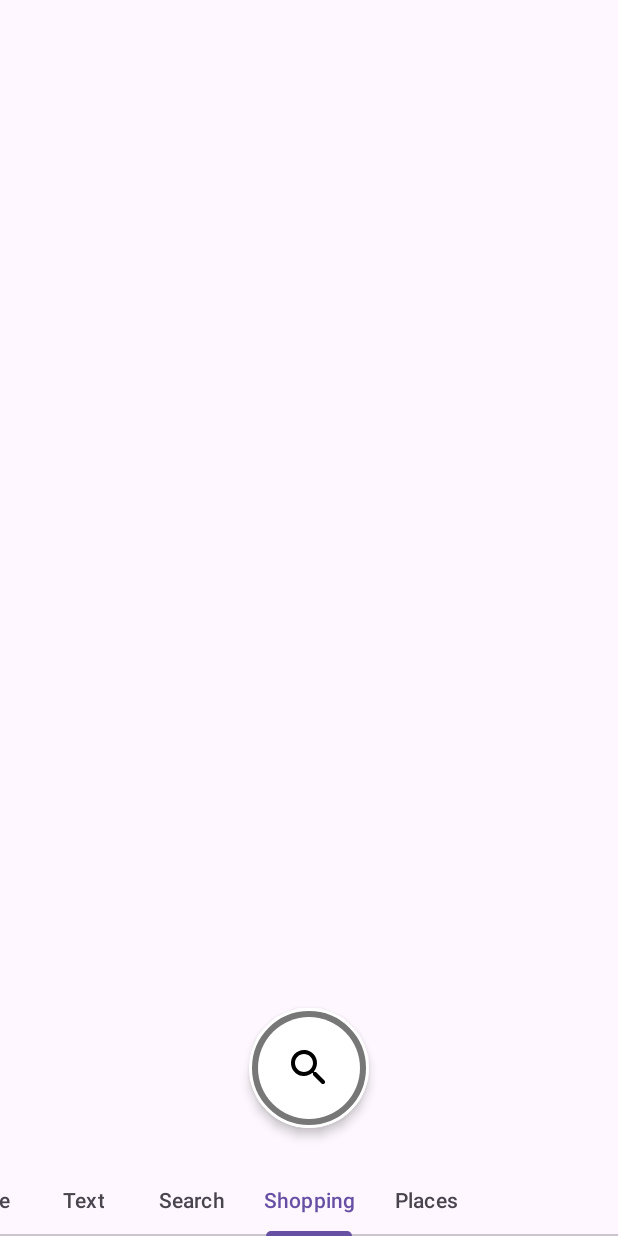
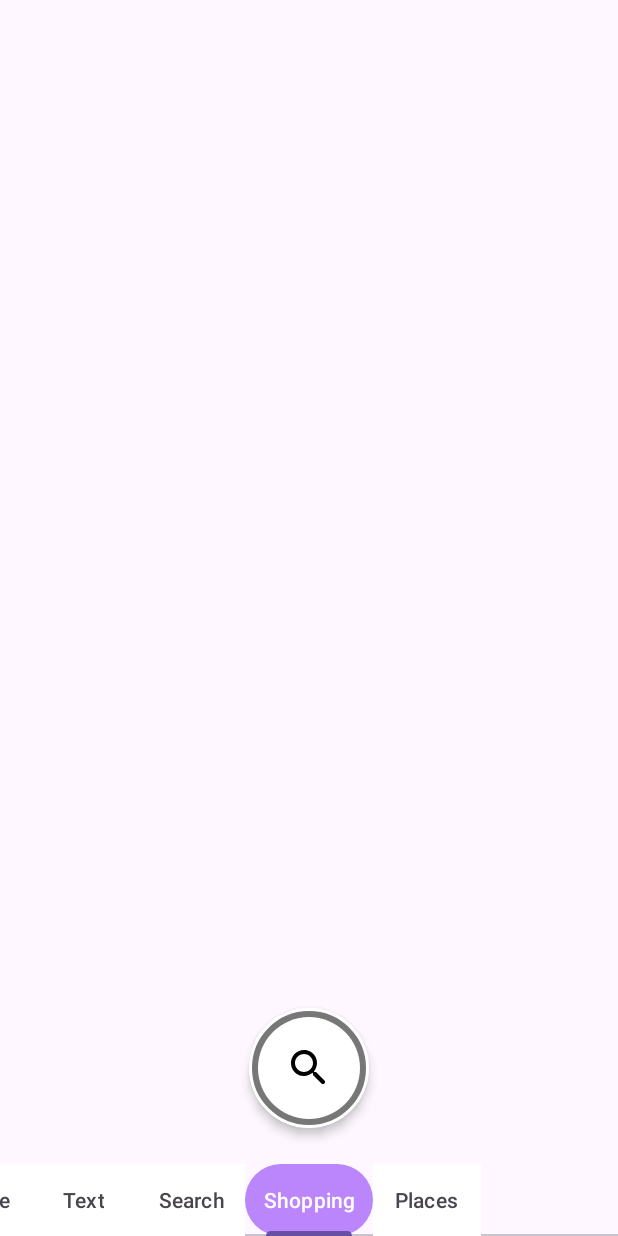
Before and after one commit to hemnathuprety/MyLens, an Android app: the screen it shows after launch (MainActivity), item 4 of the bottom bar chosen, on a phone screen of 412 x 824 dp. Run offline under Robolectric (Android 15) with nearby library versions, the phone set to English and light mode, and no system bars; libraries missing offline, so code that uses them is left out: androidx.camera.core, androidx.camera.lifecycle, com.google.mlkit.common, com.google.mlkit.vision; 4 statements that could not run were skipped.

Commit message:
splash screen setup

```diff
--- a/app/build.gradle.kts
+++ b/app/build.gradle.kts
@@ -77,6 +77,8 @@ dependencies {
     // Pose detection with accurate models
     implementation ("com.google.mlkit:pose-detection-accurate:18.0.0-beta3")
 
+    implementation("androidx.core:core-splashscreen:1.0.1")
+
 
     // Text features
     implementation ("com.google.mlkit:text-recognition:16.0.0")
--- /dev/null
+++ b/app/src/main/res/drawable/tab_bg_non_selected.xml
@@ -0,0 +1,5 @@
+<?xml version="1.0" encoding="utf-8"?>
+<shape xmlns:android="http://schemas.android.com/apk/res/android"
+    android:shape="rectangle">
+    <solid android:color="@color/white" />
+</shape>
--- /dev/null
+++ b/app/src/main/res/drawable/tab_bg_selected.xml
@@ -0,0 +1,6 @@
+<?xml version="1.0" encoding="utf-8"?>
+<shape xmlns:android="http://schemas.android.com/apk/res/android"
+    android:shape="rectangle">
+    <solid android:color="@color/purple_200" />
+    <corners android:radius="25dp" />
+</shape>
--- /dev/null
+++ b/app/src/main/res/drawable/tab_color_selector.xml
@@ -0,0 +1,5 @@
+<?xml version="1.0" encoding="utf-8"?>
+<selector xmlns:android="http://schemas.android.com/apk/res/android">
+    <item android:drawable="@drawable/tab_bg_selected" android:state_selected="true"/>
+    <item android:drawable="@drawable/tab_bg_non_selected"/>
+</selector>
--- a/app/src/main/res/layout/activity_vision_main.xml
+++ b/app/src/main/res/layout/activity_vision_main.xml
@@ -20,6 +20,8 @@
         android:id="@+id/tabs"
         android:layout_width="match_parent"
         android:layout_height="wrap_content"
+        app:tabSelectedTextColor="@color/white"
+        app:tabBackground="@drawable/tab_color_selector"
         app:layout_constraintBottom_toBottomOf="parent"
         app:layout_constraintEnd_toEndOf="parent"
         app:layout_constraintStart_toStartOf="parent"
--- /dev/null
+++ b/app/src/main/res/values-v31/themes.xml
@@ -0,0 +1,10 @@
+<?xml version="1.0" encoding="utf-8"?>
+<resources>
+
+    <style name="AppTheme" parent="Theme.Material3.Light.NoActionBar">
+        <item name="android:windowSplashScreenBackground">@color/white</item>
+        <item name="android:windowSplashScreenAnimatedIcon">@mipmap/ic_launcher</item>
+        <item name="android:windowSplashScreenAnimationDuration">5000</item>
+        <item name="android:windowSplashScreenIconBackgroundColor">@color/white</item>
+    </style>
+</resources>
--- a/app/src/main/res/values/colors.xml
+++ b/app/src/main/res/values/colors.xml
@@ -7,5 +7,6 @@
     <color name="teal_700">#FF018786</color>
     <color name="black">#FF000000</color>
     <color name="transBlack">#88000000</color>
+    <color name="trans">#00000000</color>
     <color name="white">#FFFFFFFF</color>
 </resources>
--- a/app/src/main/res/values/themes.xml
+++ b/app/src/main/res/values/themes.xml
@@ -1,6 +1,11 @@
 <?xml version="1.0" encoding="utf-8"?>
 <resources>
-    <style name="AppTheme" parent="Theme.Material3.Light.NoActionBar"/>
+    <style name="AppTheme" parent="Theme.Material3.Light.NoActionBar">
+        <item name="windowSplashScreenBackground">@color/white</item>
+        <item name="windowSplashScreenAnimatedIcon">@mipmap/ic_launcher_round</item>
+        <item name="windowSplashScreenAnimationDuration">5000</item>
+        <item name="windowSplashScreenIconBackgroundColor">@color/white</item>
+    </style>
     <style name="AppTheme.ActionBar" parent="Theme.Material3.Light"/>
 
     <style name="ChipTextAppearance" parent="TextAppearance.MaterialComponents.Chip">
```
